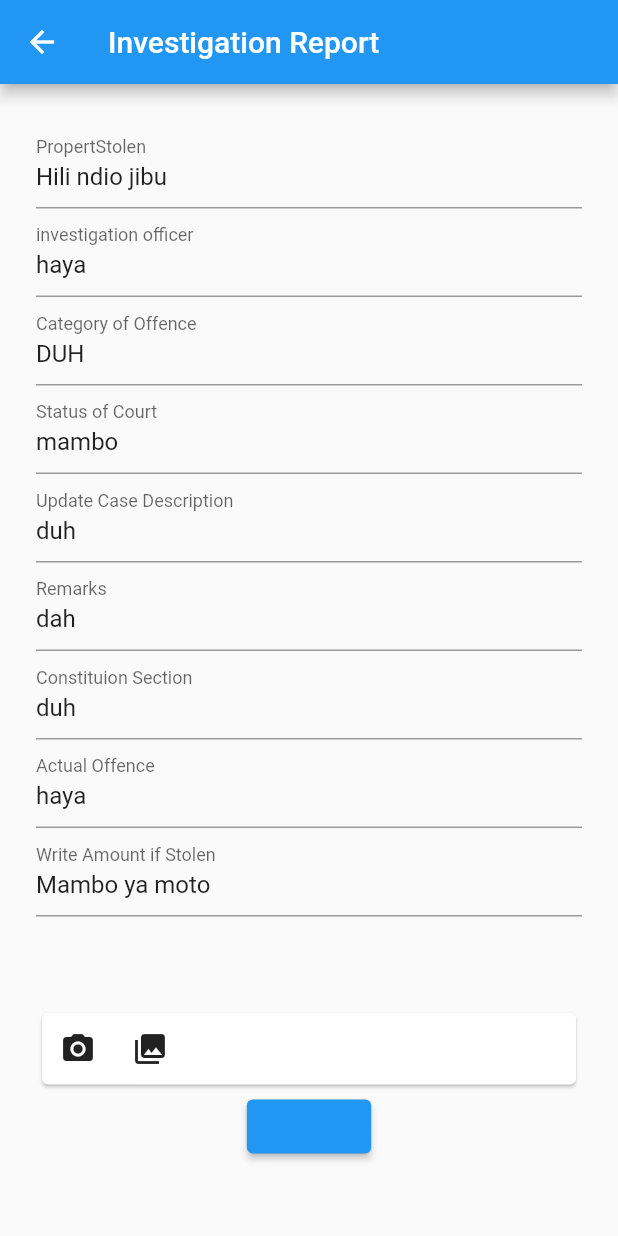
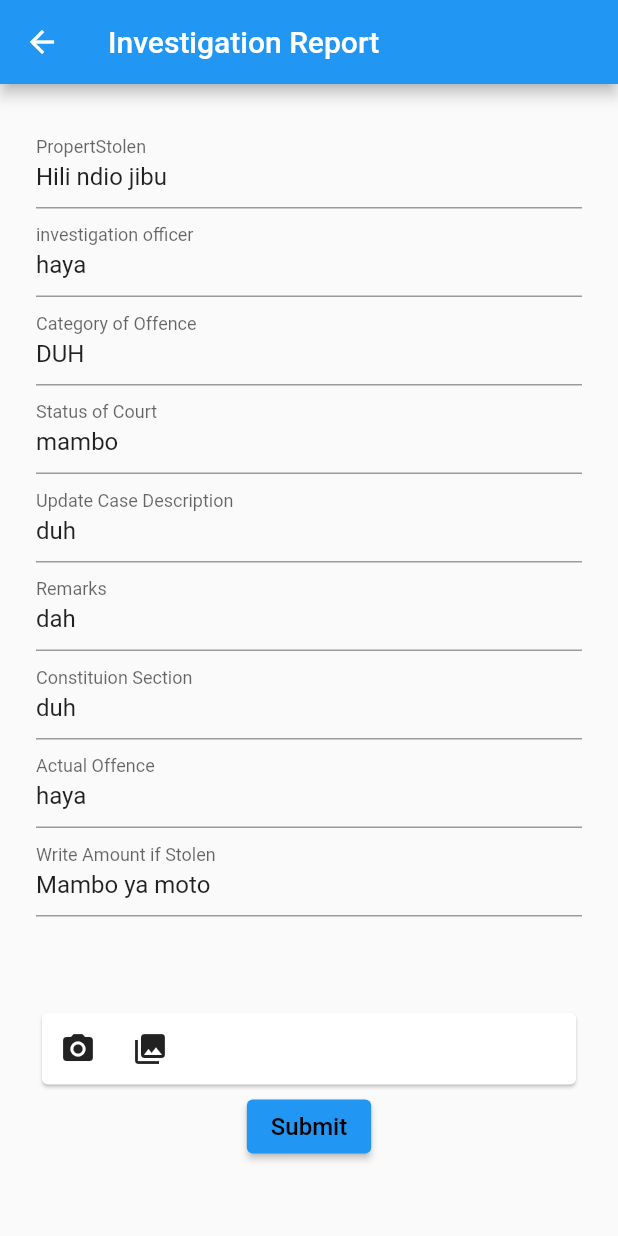
Before and after one commit to deogemini/police_app, a Flutter app: the IR screen opened directly, on a phone screen of 412 x 824 dp. Run offline on Flutter 3.47's test engine with Material 2 defaults, Android fonts, the phone set to English and light mode, and no system bars; our stand-ins replace image_cropper, image_picker, shared_preferences, splashscreen; accounts and stored records are empty.

```diff
--- a/lib/investigationForm.dart
+++ b/lib/investigationForm.dart
@@ -204,7 +204,7 @@ class _InvestigationFormState extends State<InvestigationForm> {
                   style: ButtonStyle(),
                   child: Text(
                     'Submit',
-                    style: TextStyle(color: Colors.blue, fontSize: 16),
+                    style: TextStyle(color: Colors.black, fontSize: 16),
                   ),
                   onPressed: () {
                     _formKey.currentState.save();
--- a/lib/service/http.dart
+++ b/lib/service/http.dart
@@ -7,7 +7,8 @@ class HttpService {
     "Content-Type": "application/json",
     "Accept": "application/json",
   };
-  final String baseUrl = "http://pcase-api.herokuapp.com/";
+  // final String baseUrl = "http://pcase-api.herokuapp.com/";
+  final String baseUrl = "http://34.89.243.136/";
 
   Future<http.Response> httpGet(String secondaryUrl) async {
     var url = Uri.parse(baseUrl + secondaryUrl);
```
